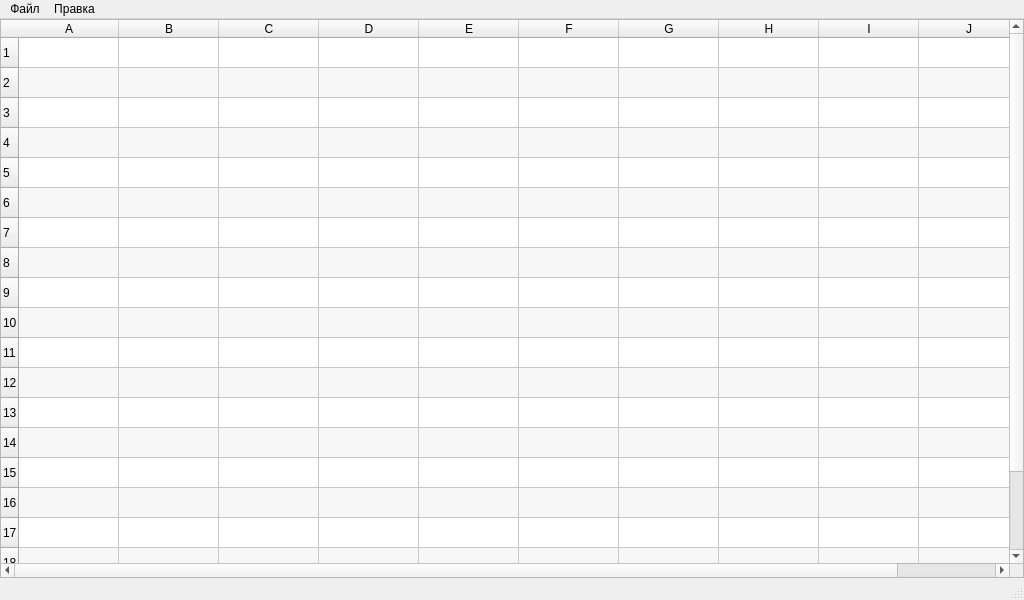
Before: the Qt Designer form mainwindow.ui in mmukhina/my_excel, drawn with Qt 5.
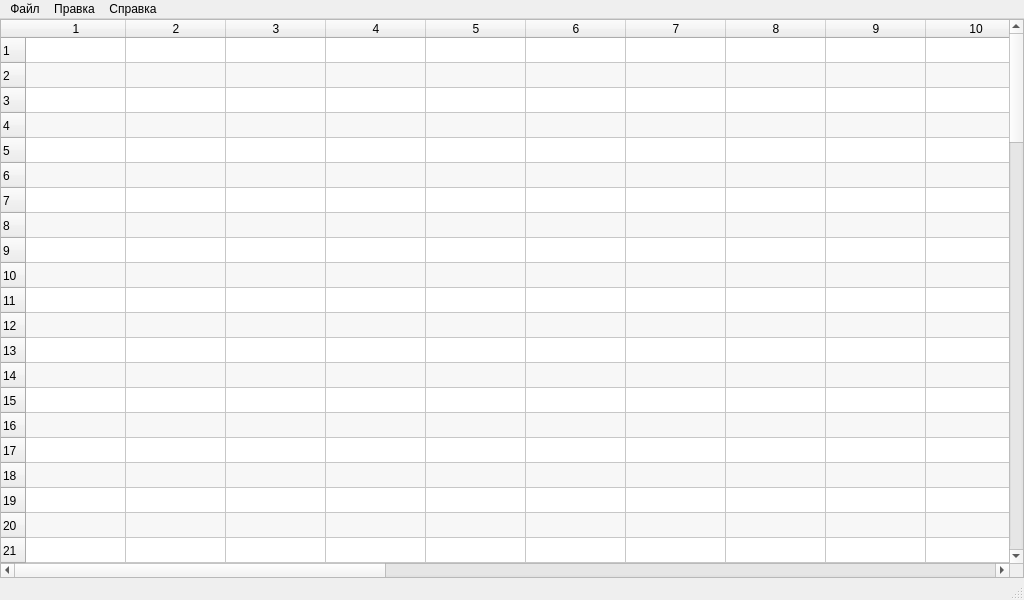
After: the same form once the commit is applied.

```diff
--- a/mainwindow.ui
+++ b/mainwindow.ui
@@ -36,84 +36,29 @@
        <bool>true</bool>
       </property>
       <property name="rowCount">
-       <number>20</number>
+       <number>100</number>
       </property>
       <property name="columnCount">
-       <number>10</number>
+       <number>26</number>
+      </property>
+      <property name="horizontalScrollMode">
+       <enum>QAbstractItemView::ScrollPerPixel</enum>
+      </property>
+      <property name="verticalScrollMode">
+       <enum>QAbstractItemView::ScrollPerPixel</enum>
       </property>
       <attribute name="horizontalHeaderStretchLastSection">
        <bool>true</bool>
       </attribute>
-      <row/>
-      <row/>
-      <row/>
-      <row/>
-      <row/>
-      <row/>
-      <row/>
-      <row/>
-      <row/>
-      <row/>
-      <row/>
-      <row/>
-      <row/>
-      <row/>
-      <row/>
-      <row/>
-      <row/>
-      <row/>
-      <row/>
-      <row/>
-      <column>
-       <property name="text">
-        <string>A</string>
-       </property>
-      </column>
-      <column>
-       <property name="text">
-        <string>B</string>
-       </property>
-      </column>
-      <column>
-       <property name="text">
-        <string>C</string>
-       </property>
-      </column>
-      <column>
-       <property name="text">
-        <string>D</string>
-       </property>
-      </column>
-      <column>
-       <property name="text">
-        <string>E</string>
-       </property>
-      </column>
-      <column>
-       <property name="text">
-        <string>F</string>
-       </property>
-      </column>
-      <column>
-       <property name="text">
-        <string>G</string>
-       </property>
-      </column>
-      <column>
-       <property name="text">
-        <string>H</string>
-       </property>
-      </column>
-      <column>
-       <property name="text">
-        <string>I</string>
-       </property>
-      </column>
-      <column>
-       <property name="text">
-        <string>J</string>
-       </property>
-      </column>
+      <attribute name="verticalHeaderVisible">
+       <bool>true</bool>
+      </attribute>
+      <attribute name="verticalHeaderDefaultSectionSize">
+       <number>25</number>
+      </attribute>
+      <attribute name="horizontalHeaderDefaultSectionSize">
+       <number>100</number>
+      </attribute>
      </widget>
     </item>
    </layout>
@@ -152,8 +97,15 @@
     <addaction name="separator"/>
     <addaction name="actionClearTable"/>
    </widget>
+   <widget class="QMenu" name="menuHelp">
+    <property name="title">
+     <string>Справка</string>
+    </property>
+    <addaction name="actionFormulaHelp"/>
+   </widget>
    <addaction name="menuFile"/>
    <addaction name="menuEdit"/>
+   <addaction name="menuHelp"/>
   </widget>
   <widget class="QStatusBar" name="statusbar"/>
   <action name="actionNew">
```
Left out of the diff: 23 changed lines with no effect on the pictures.
